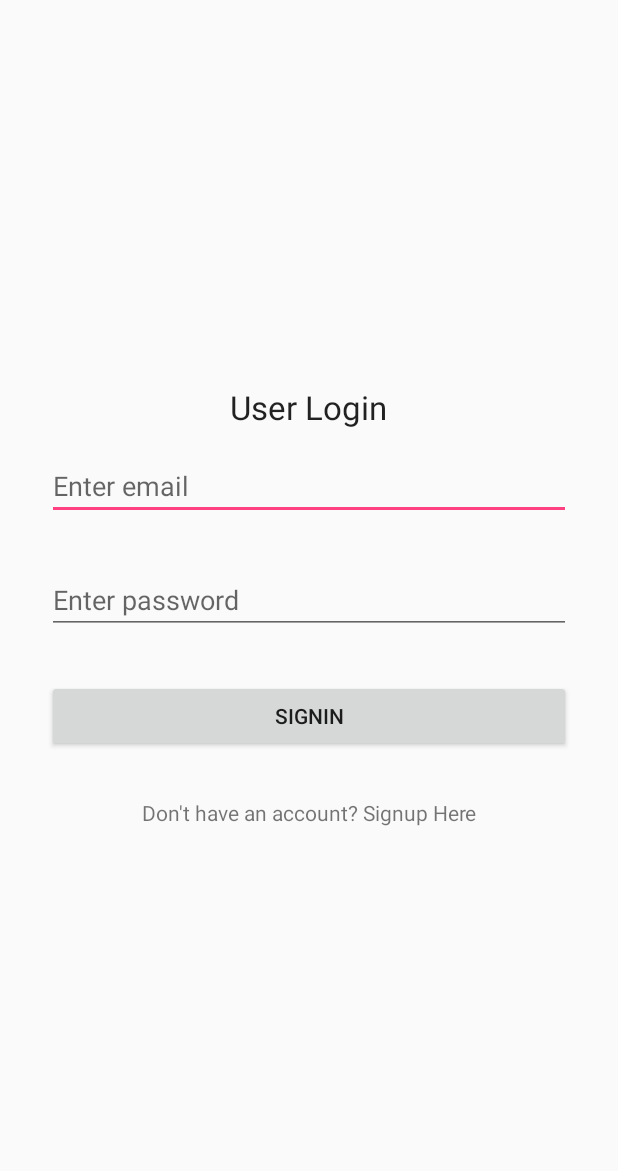
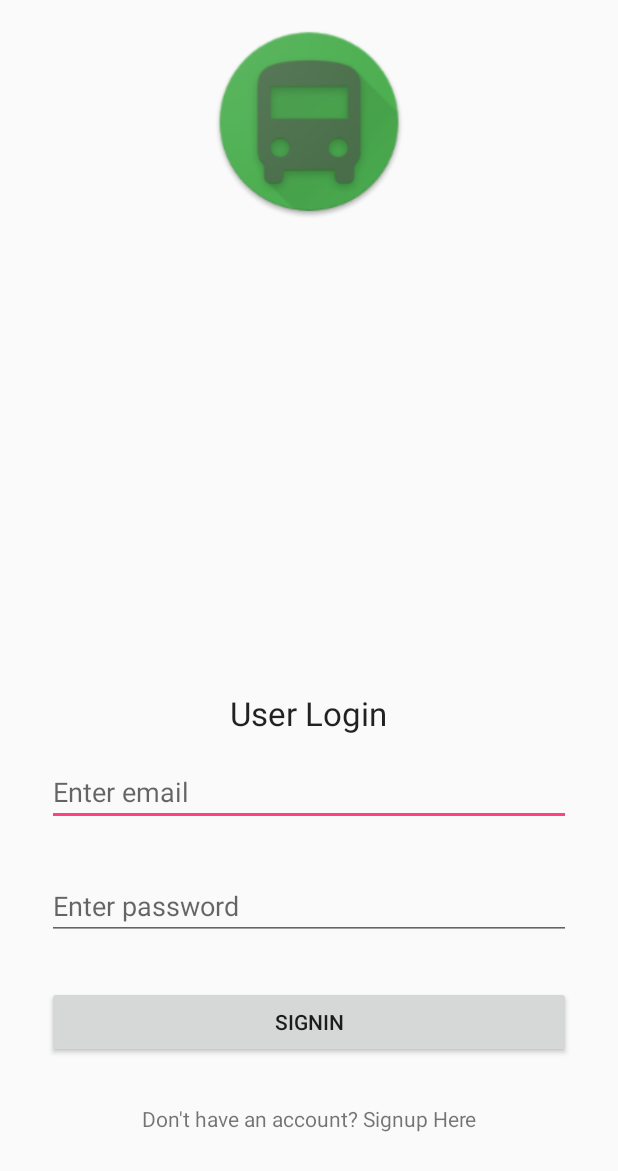
Before and after one commit to nisch100/CallABus, an Android app: the layout activity_login.xml on its own in the app's theme, with its tools: preview values and no code run, on a phone screen of 412 x 824 dp. Shown: the top 1171 px of the screen. Run offline under Robolectric (Android 15) with nearby library versions, the phone set to English and light mode, and no system bars.

Commit message:
final version

```diff
--- a/app/src/main/res/layout/activity_login.xml
+++ b/app/src/main/res/layout/activity_login.xml
@@ -1,5 +1,6 @@
 <?xml version="1.0" encoding="utf-8"?>
 <RelativeLayout xmlns:android="http://schemas.android.com/apk/res/android"
+    xmlns:app="http://schemas.android.com/apk/res-auto"
     xmlns:tools="http://schemas.android.com/tools"
     android:layout_width="match_parent"
     android:layout_height="match_parent"
@@ -11,18 +12,20 @@
 
 
     <LinearLayout
-        android:layout_centerVertical="true"
         android:layout_width="match_parent"
         android:layout_height="wrap_content"
+        android:layout_alignParentBottom="true"
+        android:layout_centerHorizontal="true"
+        android:layout_marginBottom="37dp"
         android:orientation="vertical">
 
         <TextView
+            android:id="@+id/textView"
             android:layout_width="wrap_content"
             android:layout_height="wrap_content"
-            android:textAppearance="?android:attr/textAppearanceLarge"
+            android:layout_gravity="center_horizontal"
             android:text="User Login"
-            android:id="@+id/textView"
-            android:layout_gravity="center_horizontal" />
+            android:textAppearance="?android:attr/textAppearanceLarge" />
 
         <EditText
             android:id="@+id/editTextEmail"
@@ -57,4 +60,13 @@
 
     </LinearLayout>
 
+    <ImageView
+        android:id="@+id/imageView7"
+        android:layout_width="wrap_content"
+        android:layout_height="130dp"
+        android:layout_alignParentTop="true"
+        android:layout_centerHorizontal="true"
+        android:layout_marginTop="0dp"
+        app:srcCompat="@drawable/index" />
+
 </RelativeLayout>
```
Also changed, not shown: app/src/main/res/layout/activity_schedulingreminders.xml (+16 -18 lines), app/src/main/res/values/strings.xml (+7 -4 lines), app/src/main/ic_launcher-web.png (added), app/src/main/res/drawable/index.png (added), app/src/main/res/ic_launcher-web.png (added), app/src/main/res/index.png (added), app/src/main/res/mipmap-hdpi/ic_launcher.png, app/src/main/res/mipmap-mdpi/ic_launcher.png, app/src/main/res/mipmap-xhdpi/ic_launcher.png, app/src/main/res/mipmap-xxhdpi/ic_launcher.png, app/src/main/res/mipmap-xxxhdpi/ic_launcher.png.
